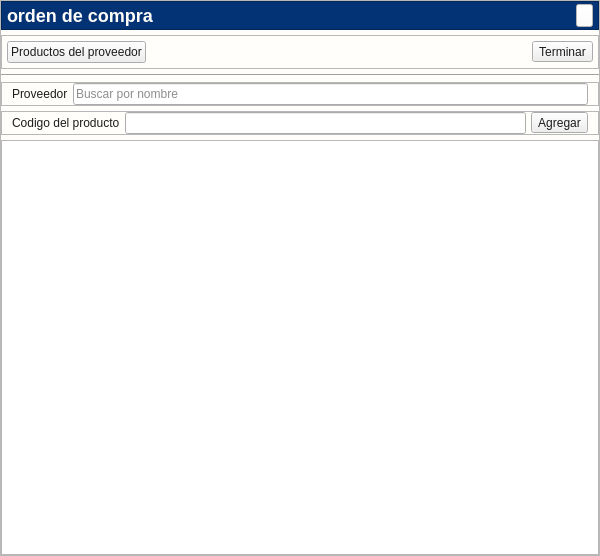
The window that app/View/UserInterfaceUi/UI_CREAR_ORDEN_DE_COMPRA.ui (LAngelVp/TuleVenta) describes before a commit, drawn with Qt 5.
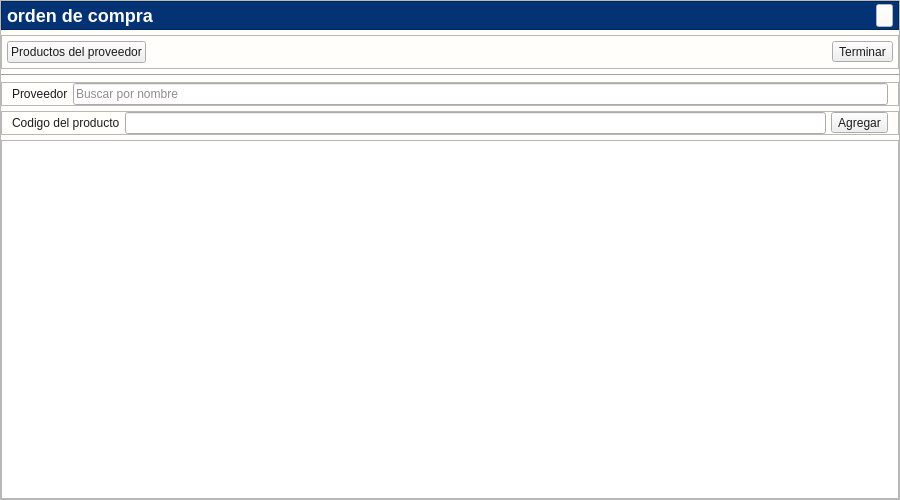
The same window after the commit. Icons and pictures are not drawn.

The edit to the form file:
```diff
--- a/app/View/UserInterfaceUi/UI_CREAR_ORDEN_DE_COMPRA.ui
+++ b/app/View/UserInterfaceUi/UI_CREAR_ORDEN_DE_COMPRA.ui
@@ -6,20 +6,20 @@
    <rect>
     <x>0</x>
     <y>0</y>
-    <width>600</width>
-    <height>556</height>
+    <width>900</width>
+    <height>500</height>
    </rect>
   </property>
   <property name="minimumSize">
    <size>
-    <width>600</width>
-    <height>556</height>
+    <width>900</width>
+    <height>500</height>
    </size>
   </property>
   <property name="maximumSize">
    <size>
-    <width>600</width>
-    <height>556</height>
+    <width>900</width>
+    <height>500</height>
    </size>
   </property>
   <property name="windowTitle">
@@ -447,10 +447,10 @@
          <enum>Qt::PenStyle::DashDotLine</enum>
         </property>
         <attribute name="horizontalHeaderMinimumSectionSize">
-         <number>150</number>
+         <number>200</number>
         </attribute>
         <attribute name="horizontalHeaderDefaultSectionSize">
-         <number>150</number>
+         <number>200</number>
         </attribute>
         <attribute name="horizontalHeaderStretchLastSection">
          <bool>true</bool>
```
